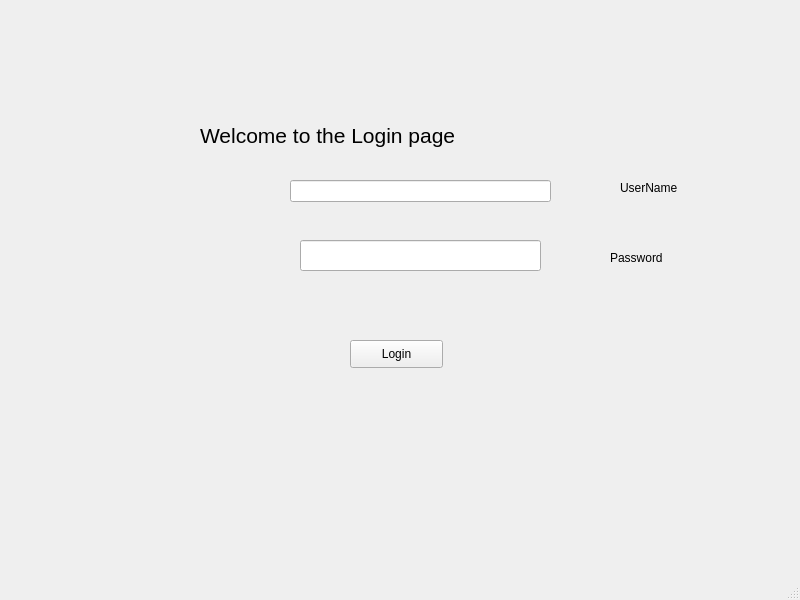
First picture: the form in loginwindow.ui, repository shampun/Student-UI-Database, before the edit.
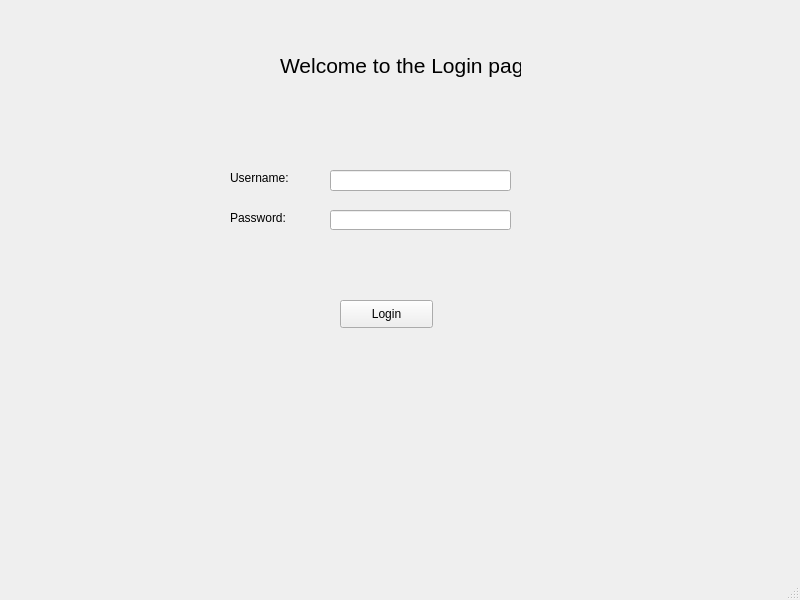
Second picture: the form after the edit.

Diff of the .ui file:
```diff
--- a/loginwindow.ui
+++ b/loginwindow.ui
@@ -17,9 +17,9 @@
    <widget class="QLabel" name="welcomeLabel">
     <property name="geometry">
      <rect>
-      <x>200</x>
-      <y>120</y>
-      <width>651</width>
+      <x>280</x>
+      <y>50</y>
+      <width>241</width>
       <height>31</height>
      </rect>
     </property>
@@ -35,54 +35,57 @@
    <widget class="QLabel" name="label">
     <property name="geometry">
      <rect>
-      <x>620</x>
-      <y>180</y>
+      <x>230</x>
+      <y>170</y>
       <width>91</width>
       <height>16</height>
      </rect>
     </property>
     <property name="text">
-     <string>UserName</string>
+     <string>Username:</string>
     </property>
    </widget>
    <widget class="QLabel" name="label_2">
     <property name="geometry">
      <rect>
-      <x>610</x>
-      <y>250</y>
-      <width>55</width>
+      <x>230</x>
+      <y>210</y>
+      <width>81</width>
       <height>16</height>
      </rect>
     </property>
     <property name="text">
-     <string>Password</string>
+     <string>Password:</string>
     </property>
    </widget>
    <widget class="QLineEdit" name="LoginUserName">
     <property name="geometry">
      <rect>
-      <x>290</x>
-      <y>180</y>
-      <width>261</width>
-      <height>22</height>
+      <x>330</x>
+      <y>170</y>
+      <width>181</width>
+      <height>21</height>
      </rect>
     </property>
    </widget>
    <widget class="QLineEdit" name="LoginPassword">
     <property name="geometry">
      <rect>
-      <x>300</x>
-      <y>240</y>
-      <width>241</width>
-      <height>31</height>
+      <x>330</x>
+      <y>210</y>
+      <width>181</width>
+      <height>20</height>
      </rect>
     </property>
+    <property name="echoMode">
+     <enum>QLineEdit::Password</enum>
+    </property>
    </widget>
    <widget class="QPushButton" name="LoginButton">
     <property name="geometry">
      <rect>
-      <x>350</x>
-      <y>340</y>
+      <x>340</x>
+      <y>300</y>
       <width>93</width>
       <height>28</height>
      </rect>
```
Left out of the diff: 2 changed lines with no effect on the pictures.
